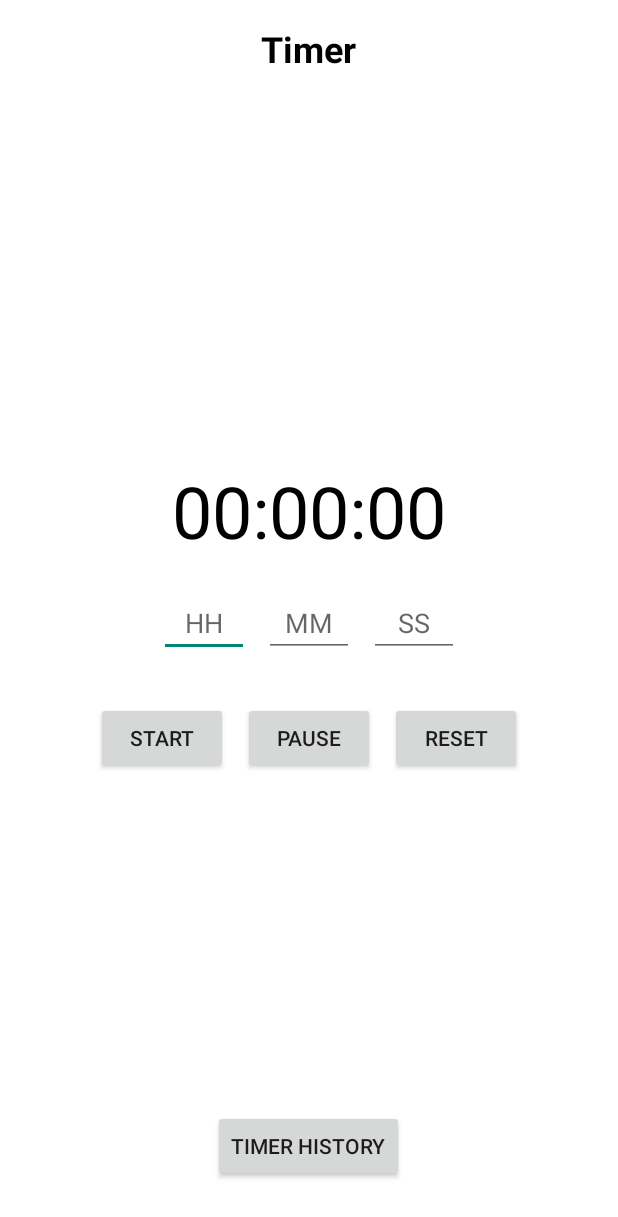
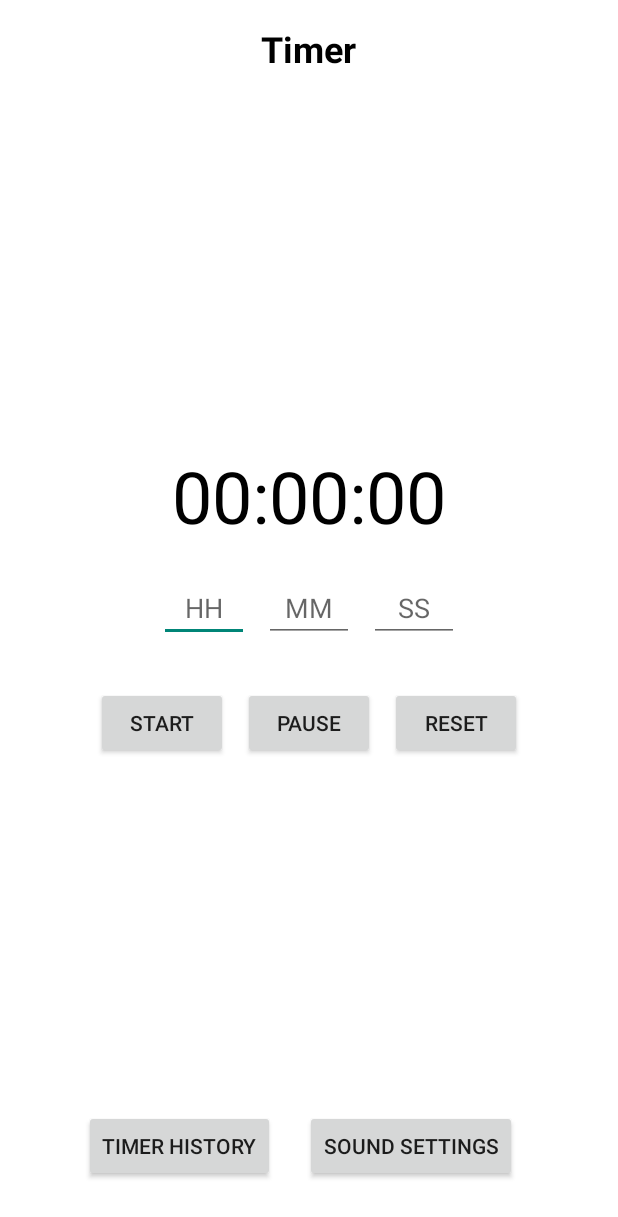
Before and after one commit to NivedD/TimerProject, an Android app: the TimerActivity screen opened directly, with no data from a screen before it, on a phone screen of 412 x 824 dp. Shown: the top 1217 px of the screen. Run offline under Robolectric (Android 15) with nearby library versions, the phone set to English and light mode, and no system bars.

```diff
--- a/app/src/main/AndroidManifest.xml
+++ b/app/src/main/AndroidManifest.xml
@@ -42,6 +42,7 @@
             android:exported="true"/>
 
         <activity android:name=".SoundSettingsActivity"
+            android:label="Notification Sound Settings"
             android:exported="true"/>
 
     </application>
--- a/app/src/main/java/com/example/finalexam/TimerActivity.java
+++ b/app/src/main/java/com/example/finalexam/TimerActivity.java
@@ -21,7 +21,7 @@ public class TimerActivity extends AppCompatActivity {
 
     private EditText inputHours, inputMinutes, inputSeconds;
     private TextView timerDisplay;
-    private Button startButton, pauseButton, resetButton, historyButton;
+    private Button startButton, pauseButton, resetButton, historyButton, soundSettingsButton;
 
     private CountDownTimer countDownTimer;
     private boolean isTimerRunning = false;
@@ -42,6 +42,7 @@ public class TimerActivity extends AppCompatActivity {
         pauseButton = findViewById(R.id.pauseButton);
         resetButton = findViewById(R.id.resetButton);
         historyButton = findViewById(R.id.historyButton);
+        soundSettingsButton = findViewById(R.id.soundSettingsButton);
 
         // Initialize database helper
         databaseHelper = new DatabaseHelper(this);
@@ -50,6 +51,8 @@ public class TimerActivity extends AppCompatActivity {
         pauseButton.setOnClickListener(v -> pauseTimer());
         resetButton.setOnClickListener(v -> resetTimer());
         historyButton.setOnClickListener(v -> openTimerHistory()); // Set up the history button
+
+        soundSettingsButton.setOnClickListener(v -> openSoundSettings());
     }
 
     private void startTimer() {
@@ -145,6 +148,11 @@ public class TimerActivity extends AppCompatActivity {
         startActivity(intent);
     }
 
+    private void openSoundSettings() {
+        Intent intent = new Intent(TimerActivity.this, SoundSettingsActivity.class);
+        startActivity(intent);
+    }
+
     // Play the selected sound from SharedPreferences
     private void playSound() {
         SharedPreferences sharedPreferences = getSharedPreferences("SoundPreferences", Context.MODE_PRIVATE);
--- a/app/src/main/res/layout/activity_timer.xml
+++ b/app/src/main/res/layout/activity_timer.xml
@@ -1,4 +1,3 @@
-<?xml version="1.0" encoding="utf-8"?>
 <RelativeLayout xmlns:android="http://schemas.android.com/apk/res/android"
     android:layout_width="match_parent"
     android:layout_height="match_parent"
@@ -82,7 +81,8 @@
             android:layout_width="wrap_content"
             android:layout_height="wrap_content"
             android:orientation="horizontal"
-            android:gravity="center_horizontal">
+            android:gravity="center_horizontal"
+            android:layout_marginBottom="20dp">
 
             <Button
                 android:id="@+id/startButton"
@@ -106,14 +106,30 @@
         </LinearLayout>
     </LinearLayout>
 
-    <!-- Timer History Button at the Bottom -->
-    <Button
-        android:id="@+id/historyButton"
+    <!-- Timer History and Sound Settings Buttons at the Bottom -->
+    <LinearLayout
         android:layout_width="wrap_content"
         android:layout_height="wrap_content"
-        android:text="Timer History"
+        android:orientation="horizontal"
+        android:gravity="center_vertical"
         android:layout_alignParentBottom="true"
-        android:layout_centerHorizontal="true"
-        android:layout_marginBottom="20dp" />
+        android:layout_marginBottom="20dp">
+
+        <Button
+            android:id="@+id/historyButton"
+            android:layout_width="wrap_content"
+            android:layout_height="wrap_content"
+            android:text="Timer History"
+            android:layout_marginStart="40dp"
+            android:layout_marginEnd="10dp" /> <!-- Optional, if you want to keep a small gap between the buttons -->
+
+        <Button
+            android:id="@+id/soundSettingsButton"
+            android:layout_width="wrap_content"
+            android:layout_height="wrap_content"
+            android:text="Sound Settings"
+            android:layout_marginStart="10dp"
+            android:layout_marginEnd="40dp" />
+    </LinearLayout>
 
 </RelativeLayout>
```
Also changed, not shown: app/src/main/java/com/example/finalexam/SoundSettingsActivity.java (+17 -0 lines), app/src/main/res/layout/activity_sound_settings.xml (+9 -8 lines).
